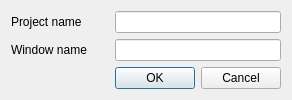
ryzom/ryzomcore, file code/studio/src/plugins/gui_editor/new_gui_dlg.ui: the form before one commit.
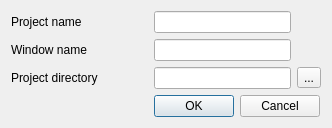
The form after the commit.

Commit message:
When creating a new project, save it right away.
branch : dfighter-tools

What changed in the file:
```diff
--- a/code/studio/src/plugins/gui_editor/new_gui_dlg.ui
+++ b/code/studio/src/plugins/gui_editor/new_gui_dlg.ui
@@ -6,8 +6,8 @@
    <rect>
     <x>0</x>
     <y>0</y>
-    <width>292</width>
-    <height>95</height>
+    <width>332</width>
+    <height>125</height>
    </rect>
   </property>
   <property name="windowTitle">
@@ -35,6 +35,23 @@
     <widget class="QLineEdit" name="windowEdit"/>
    </item>
    <item row="2" column="0">
+    <widget class="QLabel" name="label_3">
+     <property name="text">
+      <string>Project directory</string>
+     </property>
+    </widget>
+   </item>
+   <item row="2" column="1">
+    <widget class="QLineEdit" name="projectDirEdit"/>
+   </item>
+   <item row="2" column="2">
+    <widget class="QToolButton" name="projectDirTB">
+     <property name="text">
+      <string>...</string>
+     </property>
+    </widget>
+   </item>
+   <item row="3" column="0">
     <spacer name="horizontalSpacer">
      <property name="orientation">
       <enum>Qt::Horizontal</enum>
@@ -47,7 +64,7 @@
      </property>
     </spacer>
    </item>
-   <item row="2" column="1">
+   <item row="3" column="1" colspan="2">
     <layout class="QHBoxLayout" name="horizontalLayout">
      <item>
       <widget class="QPushButton" name="okButton">
```
The commit also changes 4 other files.
